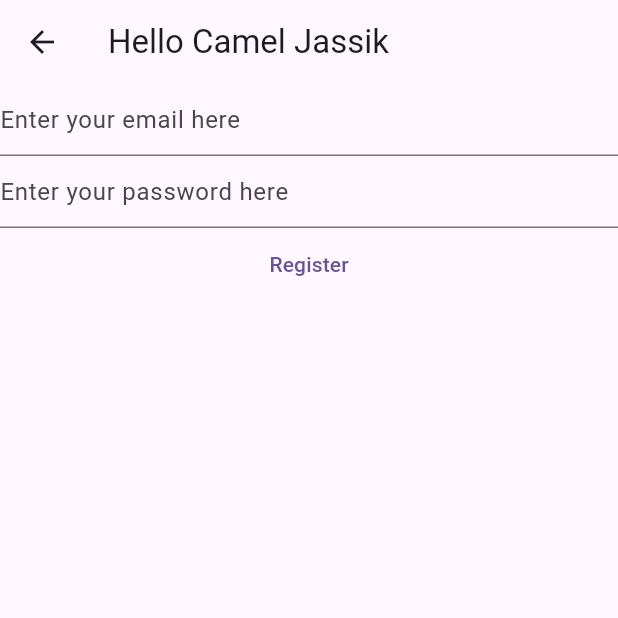
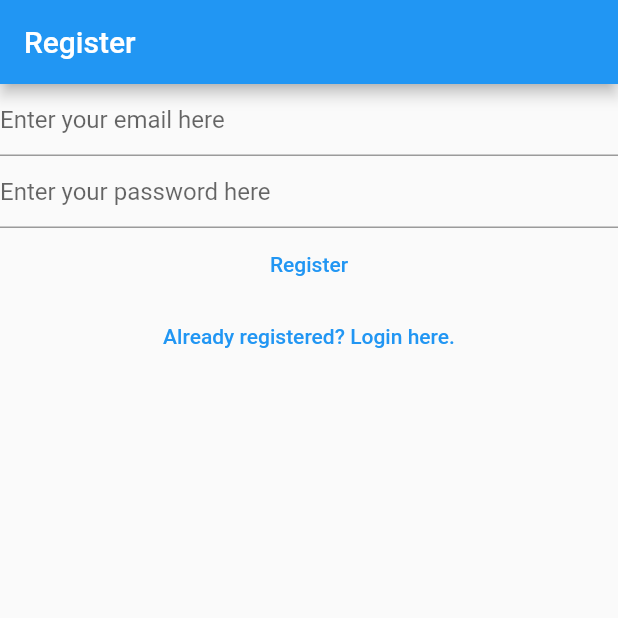
Before and after one commit to mlee990125/FlutterMyNotes, a Flutter app: the RegisterView screen opened directly, on a phone screen of 412 x 824 dp, the top half of it. Run offline on Flutter 3.47's test engine with Material 2 defaults, Android fonts, the phone set to English and light mode, and no system bars; our stand-ins replace firebase_auth, firebase_core; accounts and stored records are empty.

Commit message:
built routes between register and login views. Added verify email view.

```diff
--- a/lib/views/register_view.dart
+++ b/lib/views/register_view.dart
@@ -32,17 +32,8 @@ class _RegisterViewState extends State<RegisterView> {
   @override
   Widget build(BuildContext context) {
     return Scaffold(
-      appBar: AppBar(
-        title: const Text('Hello Camel Jassik'),
-      ),
-      body: FutureBuilder(
-        future: Firebase.initializeApp(
-          options: DefaultFirebaseOptions.currentPlatform,
-        ),
-        builder: (context, snapshot) {
-          switch (snapshot.connectionState) {
-            case ConnectionState.done:
-              return Column(
+      appBar: AppBar(title: const Text('Register')),
+      body: Column(
         children: [
           TextField(
             controller: _email,
@@ -71,27 +62,30 @@ class _RegisterViewState extends State<RegisterView> {
                     .createUserWithEmailAndPassword(
                         email: email, password: password);
                 print(userCredential);
-                      } on FirebaseAuthException catch(e){
-                        if(e.code == 'weak-password'){
+              } on FirebaseAuthException catch (e) {
+                if (e.code == 'weak-password') {
                   print('Password must be at least 6 characters.');
-                        }else if(e.code == 'email-already-in-use'){
+                } else if (e.code == 'email-already-in-use') {
                   print('Email already in use.');
-                        }else if(e.code == 'invalid=email'){
+                } else if (e.code == 'invalid=email') {
                   print('Invalid email.');
-                        }else {
+                } else {
                   print('Error ${e.code}');
                 }
               }
-
             },
             child: const Text('Register'),
           ),
+          TextButton(
+            onPressed: () {
+              Navigator.of(context).pushNamedAndRemoveUntil(
+                '/login/',
+                (route) => false,
+              );
+            },
+            child: const Text('Already registered? Login here.'),
+          )
         ],
-              );
-            default:
-              return const Text('Loading...');
-          }
-        },
       ),
     );
   }
```
Also changed, not shown: lib/main.dart (+18 -15 lines), lib/views/login_view.dart (+16 -22 lines), lib/views/verify_email_view.dart (added, +30 -0 lines). Lines whose indentation alone changed are shown as unchanged.
